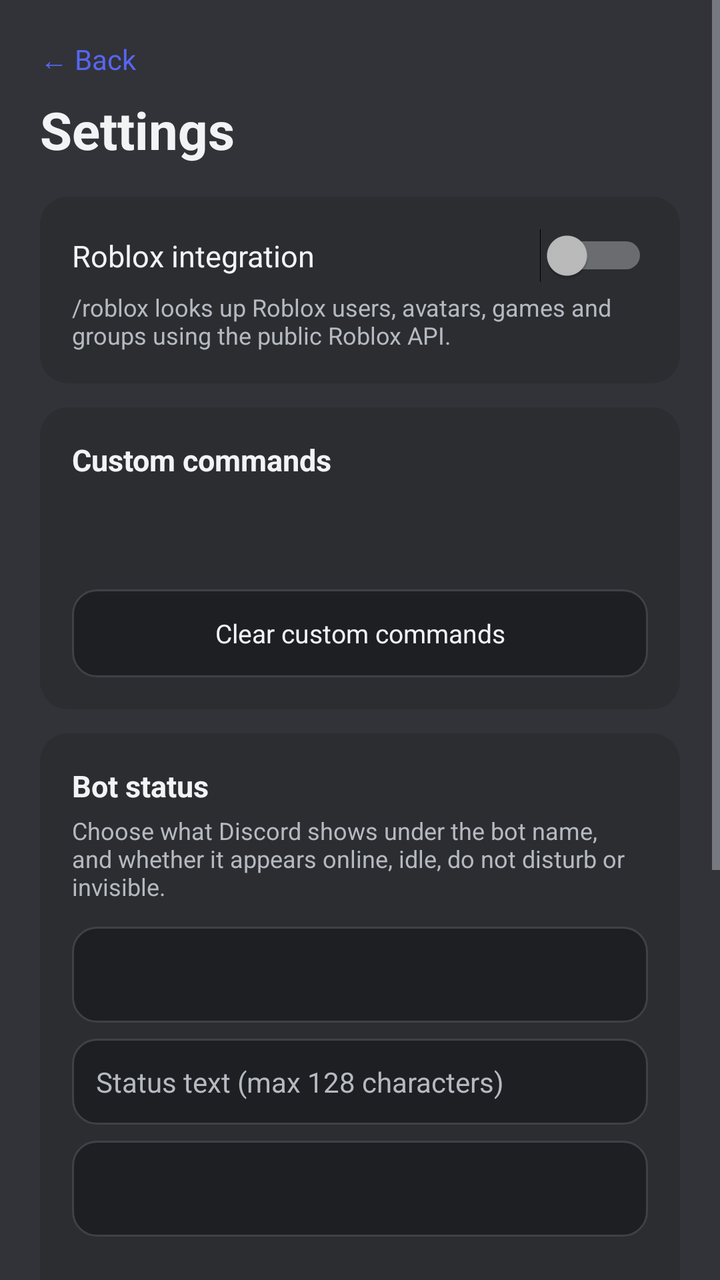
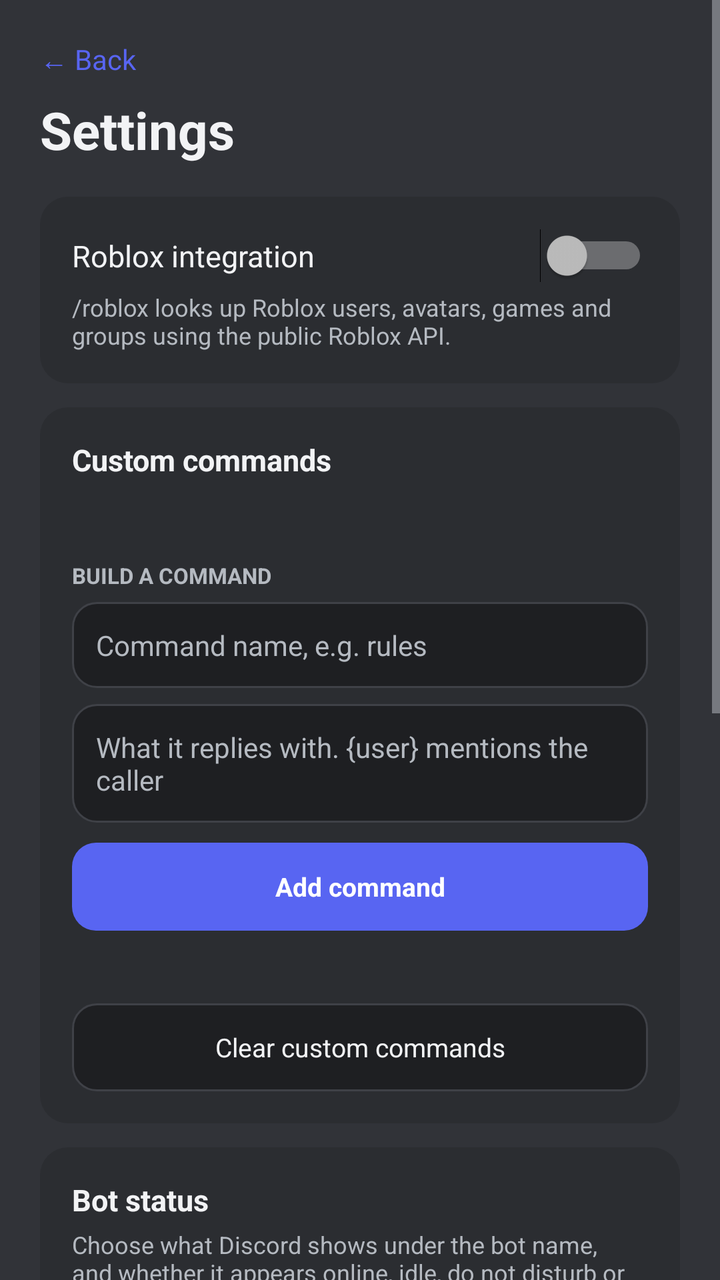

The first picture is an Android layout as it rendered before a commit; the second is the same layout after the commit. The layout source and the unified diff follow.
<!-- AndroidManifest.xml: application theme Theme.BotDroid -->
<!-- res/layout/activity_settings.xml -->
<?xml version="1.0" encoding="utf-8"?>
<ScrollView xmlns:android="http://schemas.android.com/apk/res/android"
    android:layout_width="match_parent"
    android:layout_height="match_parent"
    android:background="@color/bg"
    android:fitsSystemWindows="true"
    android:fillViewport="true">

    <LinearLayout
        android:layout_width="match_parent"
        android:layout_height="wrap_content"
        android:orientation="vertical"
        android:padding="20dp">

        <TextView
            android:id="@+id/back_button"
            android:layout_width="wrap_content"
            android:layout_height="wrap_content"
            android:clickable="true"
            android:focusable="true"
            android:paddingBottom="8dp"
            android:text="@string/back"
            android:textColor="@color/accent"
            android:textSize="14sp" />

        <TextView
            android:layout_width="wrap_content"
            android:layout_height="wrap_content"
            android:text="@string/settings"
            android:textColor="@color/text"
            android:textSize="26sp"
            android:textStyle="bold" />

        <LinearLayout
            android:layout_width="match_parent"
            android:layout_height="wrap_content"
            android:layout_marginTop="16dp"
            android:background="@drawable/bg_card"
            android:orientation="vertical"
            android:padding="16dp">

            <Switch
                android:id="@+id/roblox_switch"
                android:layout_width="match_parent"
                android:layout_height="wrap_content"
                android:text="@string/roblox_title"
                android:textColor="@color/text"
                android:textSize="15sp" />

            <TextView
                android:layout_width="match_parent"
                android:layout_height="wrap_content"
                android:layout_marginTop="4dp"
                android:text="@string/roblox_desc"
                android:textColor="@color/muted"
                android:textSize="12sp" />
        </LinearLayout>

        <LinearLayout
            android:layout_width="match_parent"
            android:layout_height="wrap_content"
            android:layout_marginTop="12dp"
            android:background="@drawable/bg_card"
            android:orientation="vertical"
            android:padding="16dp">

            <TextView
                android:layout_width="wrap_content"
                android:layout_height="wrap_content"
                android:text="@string/custom_title"
                android:textColor="@color/text"
                android:textSize="15sp"
                android:textStyle="bold" />

            <TextView
                android:id="@+id/custom_count"
                android:layout_width="match_parent"
                android:layout_height="wrap_content"
                android:layout_marginTop="4dp"
                android:textColor="@color/muted"
                android:textSize="12sp" />

            <TextView
                android:id="@+id/custom_list"
                android:layout_width="match_parent"
                android:layout_height="wrap_content"
                android:layout_marginTop="6dp"
                android:fontFamily="monospace"
                android:textColor="@color/log"
                android:textSize="12sp" />

            <TextView
                android:id="@+id/clear_custom_button"
                android:layout_width="match_parent"
                android:layout_height="44dp"
                android:layout_marginTop="12dp"
                android:background="@drawable/bg_input"
                android:clickable="true"
                android:focusable="true"
                android:gravity="center"
                android:text="@string/clear_custom"
                android:textColor="@color/text"
                android:textSize="13sp" />
        </LinearLayout>

        <LinearLayout
            android:layout_width="match_parent"
            android:layout_height="wrap_content"
            android:layout_marginTop="12dp"
            android:background="@drawable/bg_card"
            android:orientation="vertical"
            android:padding="16dp">

            <TextView
                android:layout_width="wrap_content"
                android:layout_height="wrap_content"
                android:text="@string/presence_title"
                android:textColor="@color/text"
                android:textSize="15sp"
                android:textStyle="bold" />

            <TextView
                android:layout_width="match_parent"
                android:layout_height="wrap_content"
                android:layout_marginTop="4dp"
                android:text="@string/presence_desc"
                android:textColor="@color/muted"
                android:textSize="12sp" />

            <Spinner
                android:id="@+id/presence_type"
                android:layout_width="match_parent"
                android:layout_height="48dp"
                android:layout_marginTop="12dp"
                android:background="@drawable/bg_input"
                android:paddingStart="12dp"
                android:paddingEnd="12dp" />

            <EditText
                android:id="@+id/presence_text"
                android:layout_width="match_parent"
                android:layout_height="wrap_content"
                android:layout_marginTop="8dp"
                android:background="@drawable/bg_input"
                android:hint="@string/presence_hint"
                android:inputType="text"
                android:maxLength="128"
                android:maxLines="1"
                android:padding="12dp"
                android:textColor="@color/text"
                android:textColorHint="@color/muted"
                android:textSize="14sp" />

            <Spinner
                android:id="@+id/presence_status"
                android:layout_width="match_parent"
                android:layout_height="48dp"
                android:layout_marginTop="8dp"
                android:background="@drawable/bg_input"
                android:paddingStart="12dp"
                android:paddingEnd="12dp" />

            <TextView
                android:id="@+id/presence_preview"
                android:layout_width="match_parent"
                android:layout_height="wrap_content"
                android:layout_marginTop="8dp"
                android:textColor="@color/log"
                android:textSize="12sp" />

            <TextView
                android:id="@+id/save_presence"
                android:layout_width="match_parent"
                android:layout_height="44dp"
                android:layout_marginTop="12dp"
                android:background="@drawable/bg_button"
                android:clickable="true"
                android:focusable="true"
                android:gravity="center"
                android:text="@string/presence_save"
                android:textColor="#FFFFFF"
                android:textSize="13sp" />
        </LinearLayout>

        <LinearLayout
            android:layout_width="match_parent"
            android:layout_height="wrap_content"
            android:layout_marginTop="12dp"
            android:background="@drawable/bg_card"
            android:orientation="vertical"
            android:padding="16dp">

            <TextView
                android:layout_width="wrap_content"
                android:layout_height="wrap_content"
                android:text="@string/bot_section"
                android:textColor="@color/text"
                android:textSize="15sp"
                android:textStyle="bold" />

            <TextView
                android:id="@+id/refresh_button"
                android:layout_width="match_parent"
                android:layout_height="44dp"
                android:layout_marginTop="12dp"
                android:background="@drawable/bg_button"
                android:clickable="true"
                android:focusable="true"
                android:gravity="center"
                android:text="@string/refresh_commands"
                android:textColor="#FFFFFF"
                android:textSize="13sp" />

            <TextView
                android:id="@+id/forget_button"
                android:layout_width="match_parent"
                android:layout_height="44dp"
                android:layout_marginTop="8dp"
                android:background="@drawable/bg_input"
                android:clickable="true"
                android:focusable="true"
                android:gravity="center"
                android:text="@string/forget_token"
                android:textColor="@color/muted"
                android:textSize="13sp" />
        </LinearLayout>

        <TextView
            android:id="@+id/github_link"
            android:layout_width="match_parent"
            android:layout_height="wrap_content"
            android:layout_marginTop="18dp"
            android:clickable="true"
            android:focusable="true"
            android:gravity="center"
            android:text="@string/github_link"
            android:textColor="@color/accent"
            android:textSize="12sp" />
    </LinearLayout>
</ScrollView>
<!-- resources referenced by this layout -->
<resources>
  <color name="accent">#5865F2</color>
  <color name="bg">#313338</color>
  <color name="log">#A8B4C0</color>
  <color name="muted">#B5BAC1</color>
  <color name="text">#F2F3F5</color>
  <!-- drawable bg_button (drawable) -->
  <?xml version="1.0" encoding="utf-8"?>
  <shape xmlns:android="http://schemas.android.com/apk/res/android"
      android:shape="rectangle">
      <solid android:color="@color/accent" />
      <corners android:radius="12dp" />
  </shape>
  <!-- drawable bg_card (drawable) -->
  <?xml version="1.0" encoding="utf-8"?>
  <shape xmlns:android="http://schemas.android.com/apk/res/android"
      android:shape="rectangle">
      <solid android:color="@color/card" />
      <corners android:radius="14dp" />
  </shape>
  <!-- drawable bg_input (drawable) -->
  <?xml version="1.0" encoding="utf-8"?>
  <shape xmlns:android="http://schemas.android.com/apk/res/android"
      android:shape="rectangle">
      <solid android:color="@color/input" />
      <stroke android:width="1dp" android:color="@color/line" />
      <corners android:radius="12dp" />
  </shape>
  <string name="back">← Back</string>
  <string name="bot_section">Bot</string>
  <string name="clear_custom">Clear custom commands</string>
  <string name="custom_title">Custom commands</string>
  <string name="forget_token">Forget token and stop</string>
  <string name="github_link">github.com/itriedcoding/BotDroid</string>
  <string name="presence_desc">Choose what Discord shows under the bot name, and whether it appears online, idle, do not disturb or invisible.</string>
  <string name="presence_hint">Status text (max 128 characters)</string>
  <string name="presence_save">Save status</string>
  <string name="presence_title">Bot status</string>
  <string name="refresh_commands">Re-register commands in Discord</string>
  <string name="roblox_desc">/roblox looks up Roblox users, avatars, games and groups using the public Roblox API.</string>
  <string name="roblox_title">Roblox integration</string>
  <string name="settings">Settings</string>
  <style name="Theme.BotDroid" parent="@android:style/Theme.Material.NoActionBar">
          <item name="android:windowBackground">@color/bg</item>
          <item name="android:statusBarColor">@color/bg</item>
          <item name="android:navigationBarColor">@color/bg</item>
          <item name="android:colorAccent">@color/accent</item>
          <item name="android:textColorPrimary">@color/text</item>
          <item name="android:textColorSecondary">@color/muted</item>
          <item name="android:windowLightStatusBar">false</item>
      </style>
  <color name="card">#2B2D31</color>
  <color name="input">#1E1F22</color>
  <color name="line">#3F4147</color>
</resources>

<!-- the commit's change to res/layout/activity_settings.xml (unified diff, before → after) -->
@@ -80,13 +80,74 @@
                 android:textColor="@color/muted"
                 android:textSize="12sp" />
 
-            <TextView
+            <LinearLayout
                 android:id="@+id/custom_list"
                 android:layout_width="match_parent"
                 android:layout_height="wrap_content"
                 android:layout_marginTop="6dp"
-                android:fontFamily="monospace"
-                android:textColor="@color/log"
+                android:orientation="vertical" />
+
+            <TextView
+                android:layout_width="wrap_content"
+                android:layout_height="wrap_content"
+                android:layout_marginTop="14dp"
+                android:text="@string/custom_builder_label"
+                android:textColor="@color/muted"
+                android:textSize="11sp"
+                android:textStyle="bold" />
+
+            <EditText
+                android:id="@+id/custom_name_input"
+                android:layout_width="match_parent"
+                android:layout_height="wrap_content"
+                android:layout_marginTop="6dp"
+                android:background="@drawable/bg_input"
+                android:hint="@string/custom_name_hint"
+                android:inputType="textNoSuggestions"
+                android:maxLength="32"
+                android:maxLines="1"
+                android:padding="12dp"
+                android:textColor="@color/text"
+                android:textColorHint="@color/muted"
+                android:textSize="14sp" />
+
+            <EditText
+                android:id="@+id/custom_response_input"
+                android:layout_width="match_parent"
+                android:layout_height="wrap_content"
+                android:layout_marginTop="8dp"
+                android:background="@drawable/bg_input"
+                android:gravity="top|start"
+                android:hint="@string/custom_response_hint"
+                android:inputType="textMultiLine|textCapSentences"
+                android:maxLength="1500"
+                android:maxLines="4"
+                android:minLines="2"
+                android:padding="12dp"
+                android:textColor="@color/text"
+                android:textColorHint="@color/muted"
+                android:textSize="14sp" />
+
+            <TextView
+                android:id="@+id/add_custom_button"
+                android:layout_width="match_parent"
+                android:layout_height="44dp"
+                android:layout_marginTop="10dp"
+                android:background="@drawable/bg_button"
+                android:clickable="true"
+                android:focusable="true"
+                android:gravity="center"
+                android:text="@string/custom_add"
+                android:textColor="#FFFFFF"
+                android:textSize="13sp"
+                android:textStyle="bold" />
+
+            <TextView
+                android:id="@+id/custom_builder_status"
+                android:layout_width="match_parent"
+                android:layout_height="wrap_content"
+                android:layout_marginTop="8dp"
+                android:textColor="@color/accent"
                 android:textSize="12sp" />
 
             <TextView
<!-- resource entries referenced after the edit -->
@@ -30,6 +30,10 @@
   <string name="back">← Back</string>
   <string name="bot_section">Bot</string>
   <string name="clear_custom">Clear custom commands</string>
+  <string name="custom_add">Add command</string>
+  <string name="custom_builder_label">BUILD A COMMAND</string>
+  <string name="custom_name_hint">Command name, e.g. rules</string>
+  <string name="custom_response_hint">What it replies with. {user} mentions the caller</string>
   <string name="custom_title">Custom commands</string>
   <string name="forget_token">Forget token and stop</string>
   <string name="github_link">github.com/itriedcoding/BotDroid</string>
